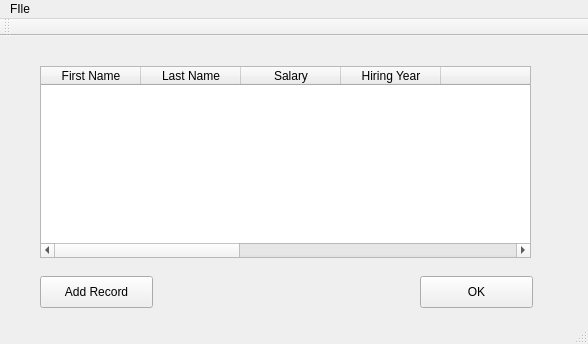
Above: Project4_fix/databaseform.ui from cmcderm/CSE335 before the change. Below: the same form after it.
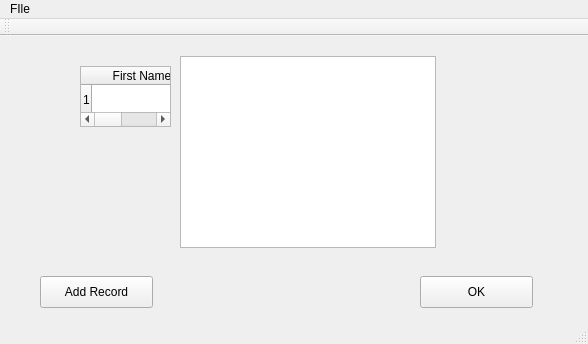
That is the form after the change.

```diff
--- a/Project4_fix/databaseform.ui
+++ b/Project4_fix/databaseform.ui
@@ -43,15 +43,19 @@
    <widget class="QTableWidget" name="tableWidget">
     <property name="geometry">
      <rect>
-      <x>40</x>
+      <x>80</x>
       <y>30</y>
-      <width>491</width>
-      <height>192</height>
+      <width>91</width>
+      <height>61</height>
      </rect>
     </property>
+    <property name="rowCount">
+     <number>1</number>
+    </property>
     <property name="columnCount">
-     <number>10</number>
+     <number>4</number>
     </property>
+    <row/>
     <column>
      <property name="text">
       <string>First Name</string>
@@ -72,16 +76,16 @@
       <string>Hiring Year</string>
      </property>
     </column>
-    <column>
-     <property name="text">
-      <string/>
-     </property>
-    </column>
-    <column/>
-    <column/>
-    <column/>
-    <column/>
-    <column/>
+   </widget>
+   <widget class="QTableView" name="tableView">
+    <property name="geometry">
+     <rect>
+      <x>180</x>
+      <y>20</y>
+      <width>256</width>
+      <height>192</height>
+     </rect>
+    </property>
    </widget>
   </widget>
   <widget class="QMenuBar" name="menuBar">
```
